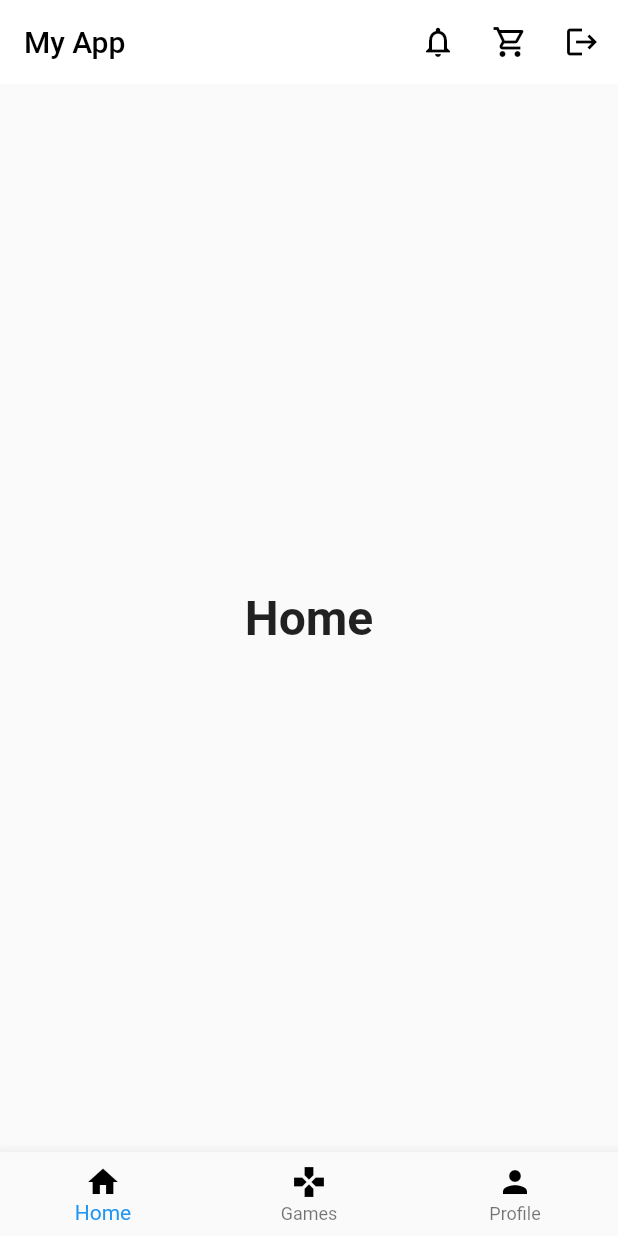
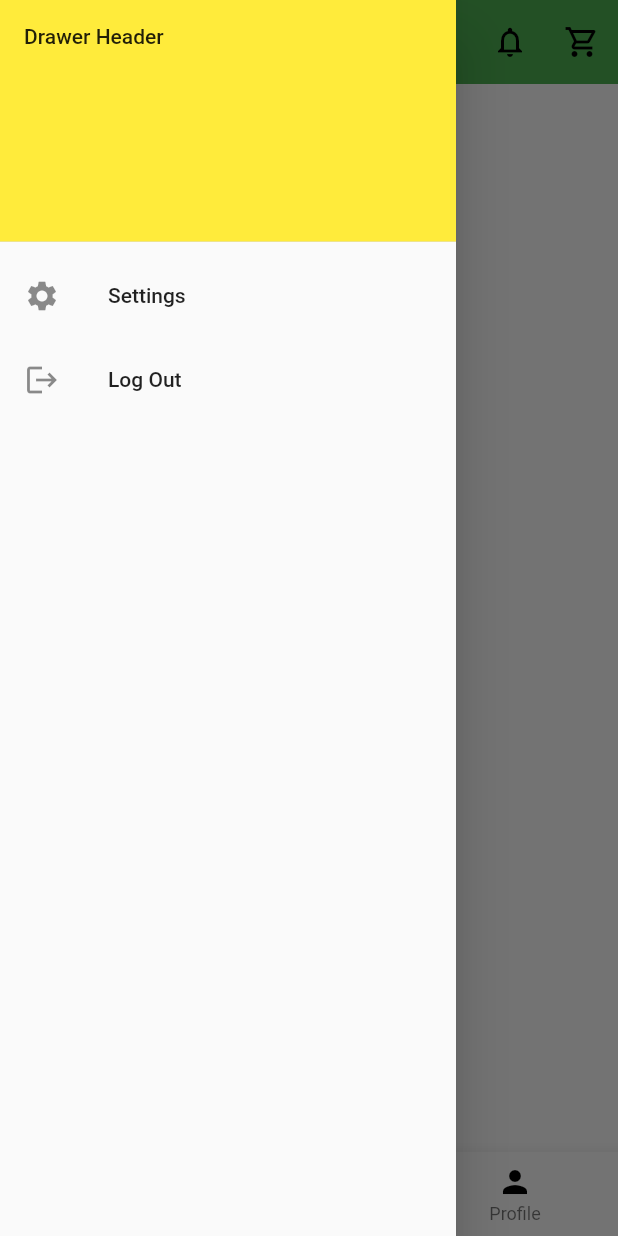
Before and after one commit to RichardMarkRoss/LottoResultsV2, a Flutter app: the HomeScreens screen opened directly, with the side drawer open (before the commit the screen has no drawer), on a phone screen of 412 x 824 dp. Run offline on Flutter 3.47's test engine with Material 2 defaults, Android fonts, the phone set to English and light mode, and no system bars; our stand-ins replace firebase_auth, firebase_core, rflutter_alert; accounts and stored records are empty.

Commit message:
commit 2

```diff
--- a/lib/home_screen.dart
+++ b/lib/home_screen.dart
@@ -43,10 +43,10 @@ class _HomeScreenState extends State<HomeScreens> {
     return Scaffold(
       appBar: AppBar(
         title: const Text(
-          'My App',
+          'Lotto Max',
           style: TextStyle(color: Colors.black),
         ),
-        backgroundColor: Colors.white,
+        backgroundColor: Colors.green,
         elevation: 0,
         actions: [
           IconButton(
@@ -64,13 +64,39 @@ class _HomeScreenState extends State<HomeScreens> {
                     builder: (BuildContext context) => CheckoutPage()),
               );
             },
-            icon: Icon(
+            icon: const Icon(
               Icons.shopping_cart_outlined,
               color: Colors.black,
             ),
           ),
-          IconButton(
-            onPressed: () async {
+        ],
+      ),
+      body: _widgetOptions.elementAt(_selectedIndex),
+      drawer: Drawer(
+        child: ListView(
+          padding: EdgeInsets.zero,
+          children: [
+            const DrawerHeader(
+              decoration: BoxDecoration(
+                color: Colors.yellow,
+              ),
+              child: Text('Drawer Header'),
+            ),
+            IconTheme(
+              data: IconThemeData(color: Colors.black),
+              child: Column(
+                children: [
+                  ListTile(
+                    leading: Icon(Icons.settings),
+                    title: const Text('Settings'),
+                    onTap: () {
+                      Navigator.pop(context);
+                    },
+                  ),
+                  ListTile(
+                    leading: Icon(Icons.logout),
+                    title: const Text('Log Out'),
+                    onTap: () async {
                       await FirebaseAuth.instance.signOut();
                       Navigator.pushReplacement(
                         context,
@@ -78,31 +104,39 @@ class _HomeScreenState extends State<HomeScreens> {
                             builder: (BuildContext context) => const MyApp()),
                       );
                     },
-            icon: const Icon(
-              Icons.logout,
-              color: Colors.black,
+                  ),
+                ],
               ),
             ),
           ],
         ),
-      body: _widgetOptions.elementAt(_selectedIndex),
+      ),
       bottomNavigationBar: BottomNavigationBar(
         items: const <BottomNavigationBarItem>[
           BottomNavigationBarItem(
-            icon: Icon(Icons.home, color: Colors.black,),
+            icon: Icon(
+              Icons.home,
+              color: Colors.black,
+            ),
             label: 'Home',
           ),
           BottomNavigationBarItem(
-            icon: Icon(Icons.games, color: Colors.black,),
+            icon: Icon(
+              Icons.games,
+              color: Colors.black,
+            ),
             label: 'Games',
           ),
           BottomNavigationBarItem(
-            icon: Icon(Icons.person, color: Colors.black,),
+            icon: Icon(
+              Icons.person,
+              color: Colors.black,
+            ),
             label: 'Profile',
           ),
         ],
         currentIndex: _selectedIndex,
-        selectedItemColor: Colors.blue,
+        selectedItemColor: Colors.black,
         onTap: _onItemTapped,
       ),
     );
--- a/lib/lotto_screen.dart
+++ b/lib/lotto_screen.dart
@@ -49,11 +49,10 @@ class _lottoscreenState extends State<lottoscreen> {
   @override
   Widget build(BuildContext context) {
     return Scaffold(
-      appBar: AppBar(
-        title: Text('Lotto Ticket Selector'),
-      ),
       body: Column(crossAxisAlignment: CrossAxisAlignment.start, children: [
-        // Row of numbers from 1 to 52
+        SizedBox(height: 20),
+        Center(child: Text('Choose Numbers: ')),
+        SizedBox(height: 10),
         Wrap(
           spacing: 5,
           runSpacing: 5,
@@ -117,7 +116,7 @@ class _lottoscreenState extends State<lottoscreen> {
         ),
         // List of selected numbers
         SizedBox(height: 20),
-        Text('Selected Numbers: '),
+        Center(child: Text('Selected Numbers: ')),
         SizedBox(height: 10),
         Row(
           mainAxisAlignment: MainAxisAlignment.spaceAround,
```
Lines whose indentation alone changed are shown as unchanged.
